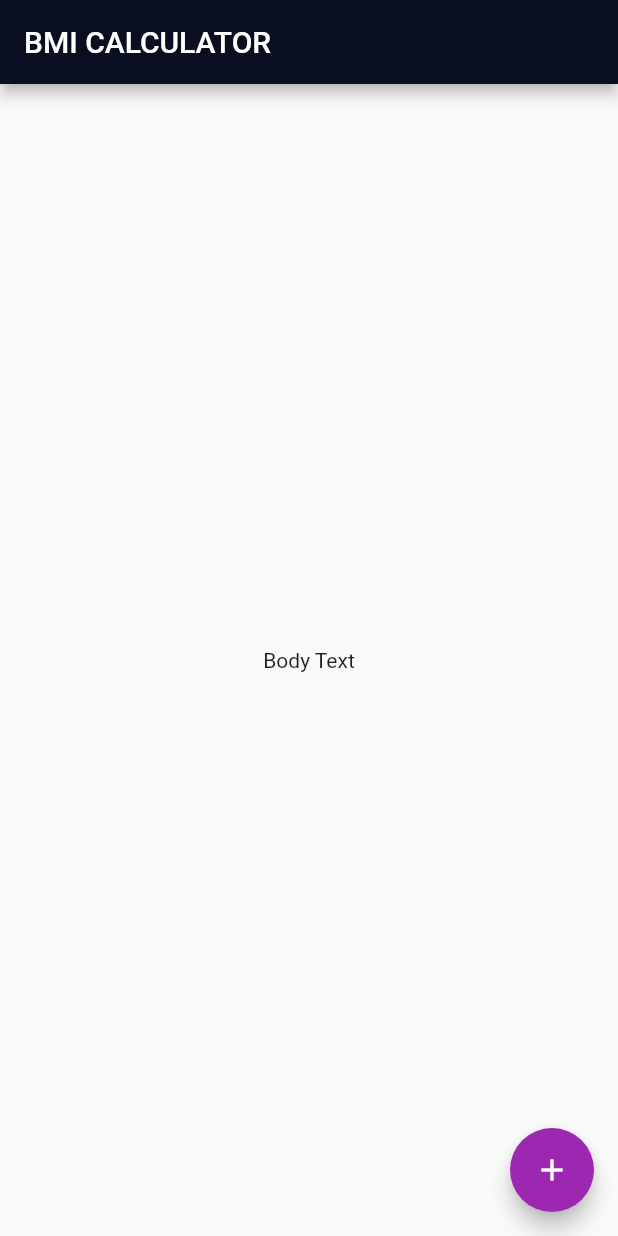
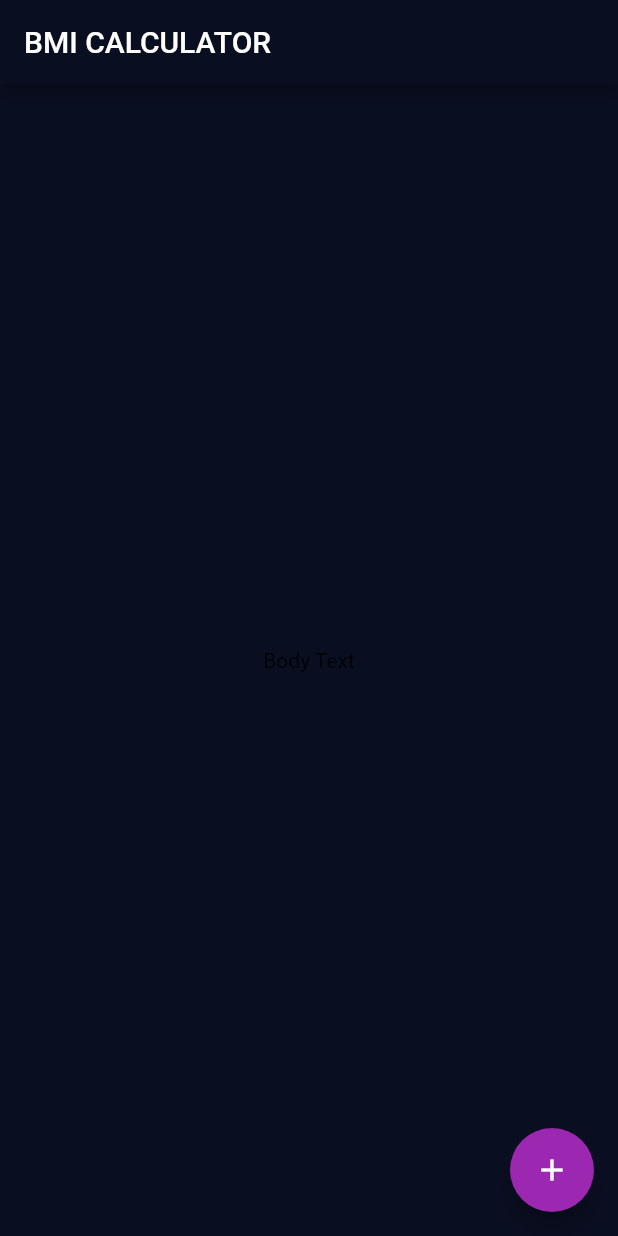
Before and after one commit to n04h/flutter_practice, a Flutter app: the screen it shows after launch, on a phone screen of 412 x 824 dp. Run offline on Flutter 3.47's test engine with Material 2 defaults, Android fonts, the phone set to English and light mode, and no system bars.

Commit message:
✨ バックグラウンドのカラーを変える方法

```diff
--- a/lib/main.dart
+++ b/lib/main.dart
@@ -9,6 +9,7 @@ class BMICalculator extends StatelessWidget {
       theme: ThemeData(
         primaryColor: Color(0xFF0A0E21),
         accentColor: Colors.purple,
+        scaffoldBackgroundColor: Color(0xFF0A0E21),
       ),
       home: InputPage(),
     );
```
